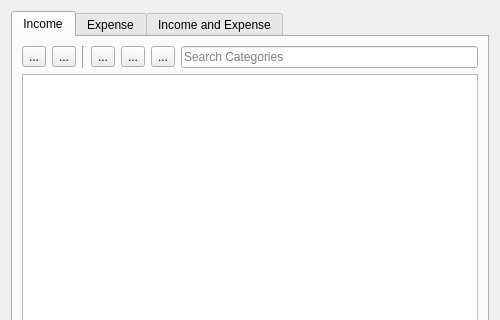
JakubFranek/Kapytal, file src/views/ui_files/forms/category_form.ui: the form before one commit; both pictures show x 0 to 500 and y 0 to 320 of the 500 by 500 pixel window.
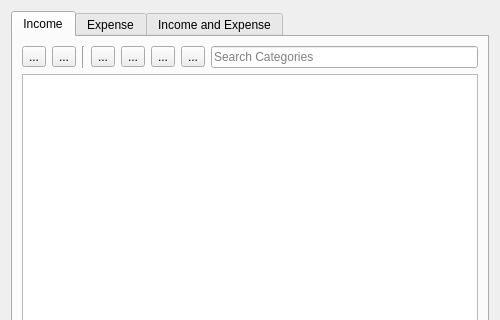
The form after the commit.

Commit message:
Improve CategoryForm and CategoryDialog
Enable Show Transactions action if number of Transactions is 1 or
more in CategoryForm.
Add tool buttons for showing Transactions in CategoryForm.
Fix position of pathLineEdit in CategoryDialog.

The edit to the form file:
```diff
--- a/src/views/ui_files/forms/category_form.ui
+++ b/src/views/ui_files/forms/category_form.ui
@@ -74,6 +74,13 @@
            </property>
           </widget>
          </item>
+         <item>
+          <widget class="QToolButton" name="incomeShowTransactionsToolButton">
+           <property name="text">
+            <string>...</string>
+           </property>
+          </widget>
+         </item>
          <item>
           <widget class="QLineEdit" name="incomeSearchLineEdit">
            <property name="placeholderText">
```
Left out of the diff: 14 changed lines with no effect on the pictures. The commit also changes 4 other files.
